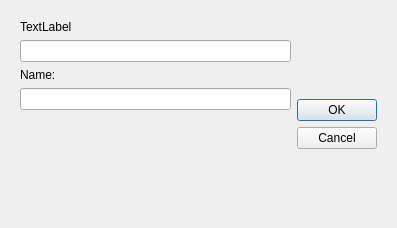
Before: the Qt Designer form src/corelayers/addcontactdlg/addcontact.ui in euroelessar/qutim, drawn with Qt 5.
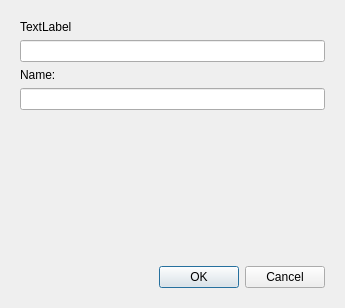
After: the same form once the commit is applied.

```diff
--- a/src/corelayers/addcontactdlg/addcontact.ui
+++ b/src/corelayers/addcontactdlg/addcontact.ui
@@ -6,8 +6,8 @@
    <rect>
     <x>0</x>
     <y>0</y>
-    <width>397</width>
-    <height>228</height>
+    <width>345</width>
+    <height>308</height>
    </rect>
   </property>
   <property name="windowTitle">
@@ -51,19 +51,6 @@
        <item row="1" column="0" colspan="2">
         <widget class="QLineEdit" name="editId"/>
        </item>
-       <item row="1" column="2" rowspan="4">
-        <widget class="QDialogButtonBox" name="buttonBox">
-         <property name="orientation">
-          <enum>Qt::Vertical</enum>
-         </property>
-         <property name="standardButtons">
-          <set>QDialogButtonBox::Cancel|QDialogButtonBox::Ok</set>
-         </property>
-         <property name="centerButtons">
-          <bool>true</bool>
-         </property>
-        </widget>
-       </item>
        <item row="2" column="0">
         <widget class="QLabel" name="label_2">
          <property name="text">
@@ -74,7 +61,20 @@
        <item row="3" column="0" colspan="2">
         <widget class="QLineEdit" name="editName"/>
        </item>
-       <item row="4" column="1">
+       <item row="5" column="0" colspan="2">
+        <widget class="QDialogButtonBox" name="buttonBox">
+         <property name="orientation">
+          <enum>Qt::Horizontal</enum>
+         </property>
+         <property name="standardButtons">
+          <set>QDialogButtonBox::Cancel|QDialogButtonBox::Ok</set>
+         </property>
+         <property name="centerButtons">
+          <bool>false</bool>
+         </property>
+        </widget>
+       </item>
+       <item row="4" column="0" colspan="2">
         <spacer name="verticalSpacer_2">
          <property name="orientation">
           <enum>Qt::Vertical</enum>
@@ -82,7 +82,7 @@
          <property name="sizeHint" stdset="0">
           <size>
            <width>20</width>
-           <height>113</height>
+           <height>40</height>
           </size>
          </property>
         </spacer>
```
